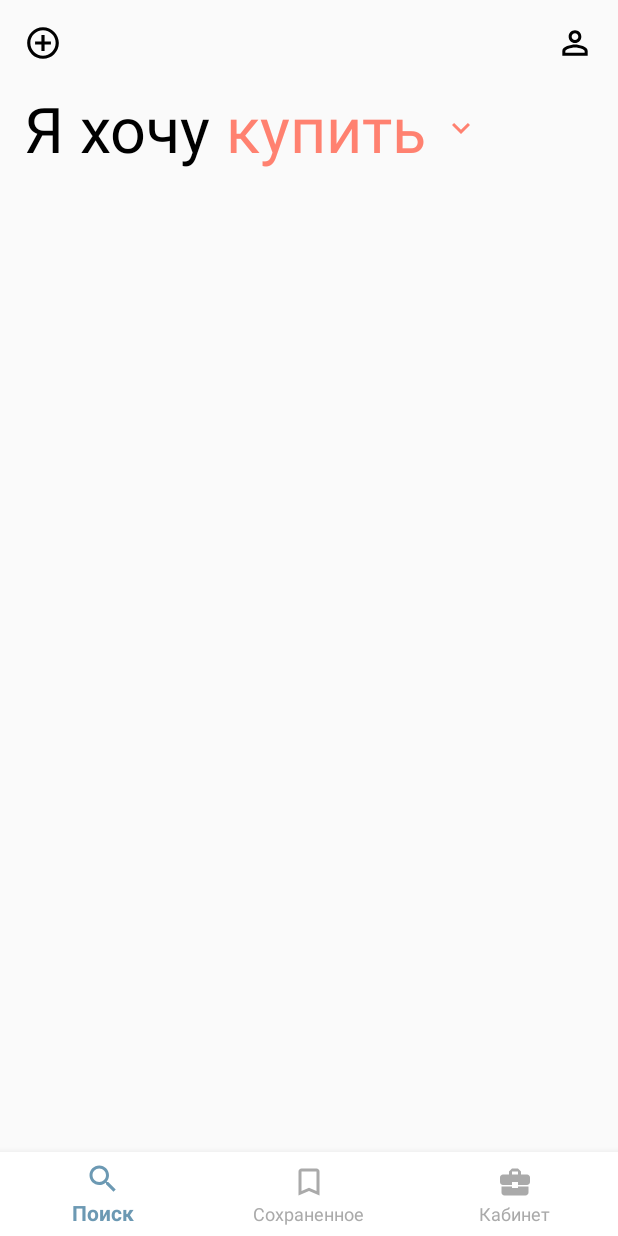
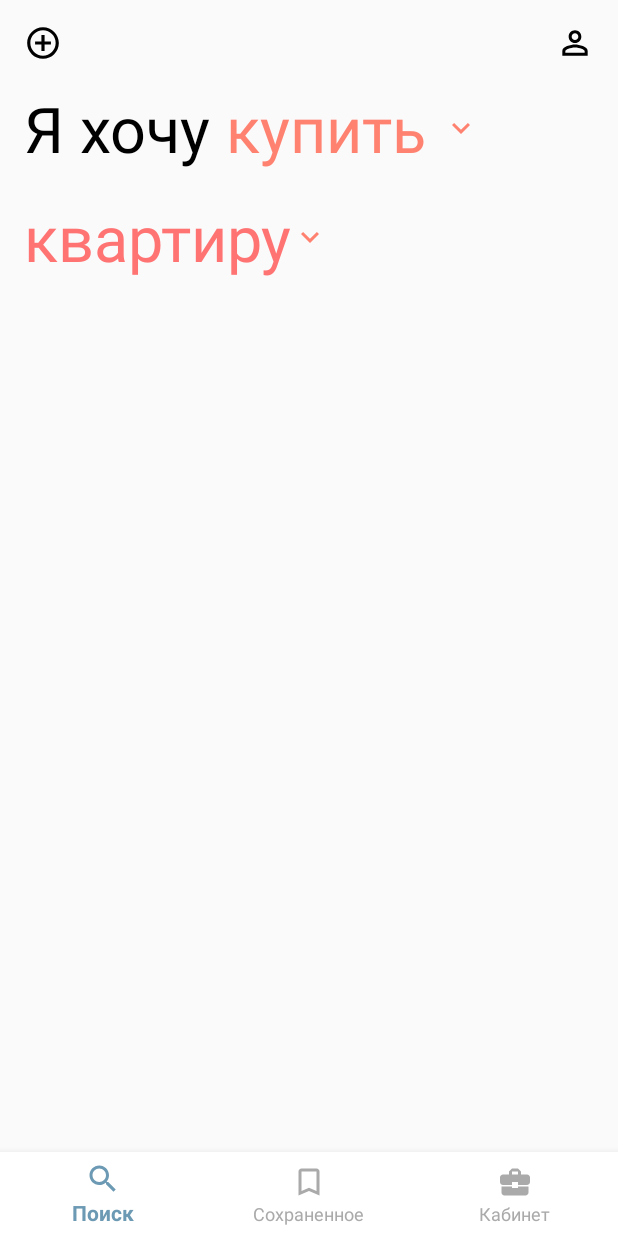
Before and after one commit to Osipuk-organization/DomClick, an Android app: the fragment SearchFragment placed in its activity, on a phone screen of 412 x 824 dp. Run offline under Robolectric (Android 15) with nearby library versions, the phone set to English and light mode, and no system bars; our stand-ins replace Firebase (no records; nobody signed in at launch, a user with empty details on screens opened directly); Roboto replaces fonts that are not available here.

Commit message:
add bottom sheet apartment

```diff
--- a/app/src/main/java/ru/osipuc/domclick/ui/fragments/SearchFragment.kt
+++ b/app/src/main/java/ru/osipuc/domclick/ui/fragments/SearchFragment.kt
@@ -6,6 +6,7 @@ import android.view.View
 import android.widget.TextView
 import androidx.fragment.app.Fragment
 import com.google.android.material.bottomsheet.BottomSheetDialog
+import kotlinx.android.synthetic.main.bottom_sheet_apartment.*
 import kotlinx.android.synthetic.main.bottom_sheet_buy_sell.*
 import kotlinx.android.synthetic.main.bottom_sheet_buy_sell.view.*
 import kotlinx.android.synthetic.main.fragment_search.*
@@ -16,11 +17,12 @@ import ru.osipuc.domclick.utilites.APP_ACTIVITY
 class SearchFragment : Fragment(R.layout.fragment_search) {
 
     private lateinit var iWantBuy: TextView
+    private lateinit var appartment: TextView
 
     override fun onStart() {
         super.onStart()
         APP_ACTIVITY.navBottom.visibility = View.VISIBLE
-        iWantBuy = search_fragment_i_want_buy_sell
+        iWantBuy = search_fragment_i_want_buy_sell_tv
         iWantBuy.setText(Html.fromHtml(getString(R.string.i_want_buy)))
         iWantBuy.setOnClickListener {
             val bottomSheetBuySell = BottomSheetDialog(
@@ -33,6 +35,17 @@ class SearchFragment : Fragment(R.layout.fragment_search) {
             bottomSheetBuySell.setContentView(bottomSheetView)
             bottomSheetBuySell.show()
         }
+
+        appartment = search_fragment_arrartment_tv
+        appartment.setOnClickListener {
+            val bottomSheetBuySell = BottomSheetDialog(
+                APP_ACTIVITY,
+                R.style.BottomSheetDialogTheme)
+            val bottomSheetView = LayoutInflater.from(APP_ACTIVITY).inflate(R.layout.bottom_sheet_apartment, bottom_sheet_apartment_container)
+
+            bottomSheetBuySell.setContentView(bottomSheetView)
+            bottomSheetBuySell.show()
+        }
     }
 
 }
--- a/app/src/main/res/layout/fragment_search.xml
+++ b/app/src/main/res/layout/fragment_search.xml
@@ -24,15 +24,27 @@
         app:layout_constraintTop_toTopOf="parent" />
 
     <TextView
-        android:id="@+id/search_fragment_i_want_buy_sell"
+        android:id="@+id/search_fragment_i_want_buy_sell_tv"
         android:layout_width="wrap_content"
         android:layout_height="wrap_content"
         android:textSize="42sp"
-        tools:text="Я хочу купить"
+        android:text="Я хочу купить"
         android:textColor="@color/colorTextBlack"
         android:drawableRight="@drawable/ic_arrow_down"
         android:layout_margin="@dimen/normal_margin"
         app:layout_constraintStart_toStartOf="parent"
         app:layout_constraintTop_toBottomOf="@id/search_fragment_add_btn"/>
 
+    <TextView
+        android:id="@+id/search_fragment_arrartment_tv"
+        android:layout_width="wrap_content"
+        android:layout_height="wrap_content"
+        android:textSize="42sp"
+        android:text="квартиру"
+        android:textColor="@color/colorRedBtn"
+        android:drawableRight="@drawable/ic_arrow_down"
+        android:layout_margin="@dimen/normal_margin"
+        app:layout_constraintStart_toStartOf="parent"
+        app:layout_constraintTop_toBottomOf="@id/search_fragment_i_want_buy_sell_tv"/>
+
 </androidx.constraintlayout.widget.ConstraintLayout>
```
Also changed, not shown: app/src/main/res/layout/bottom_sheet_apartment.xml (added, +45 -0 lines), app/src/main/res/drawable/i_dont_know.jpg (added).
